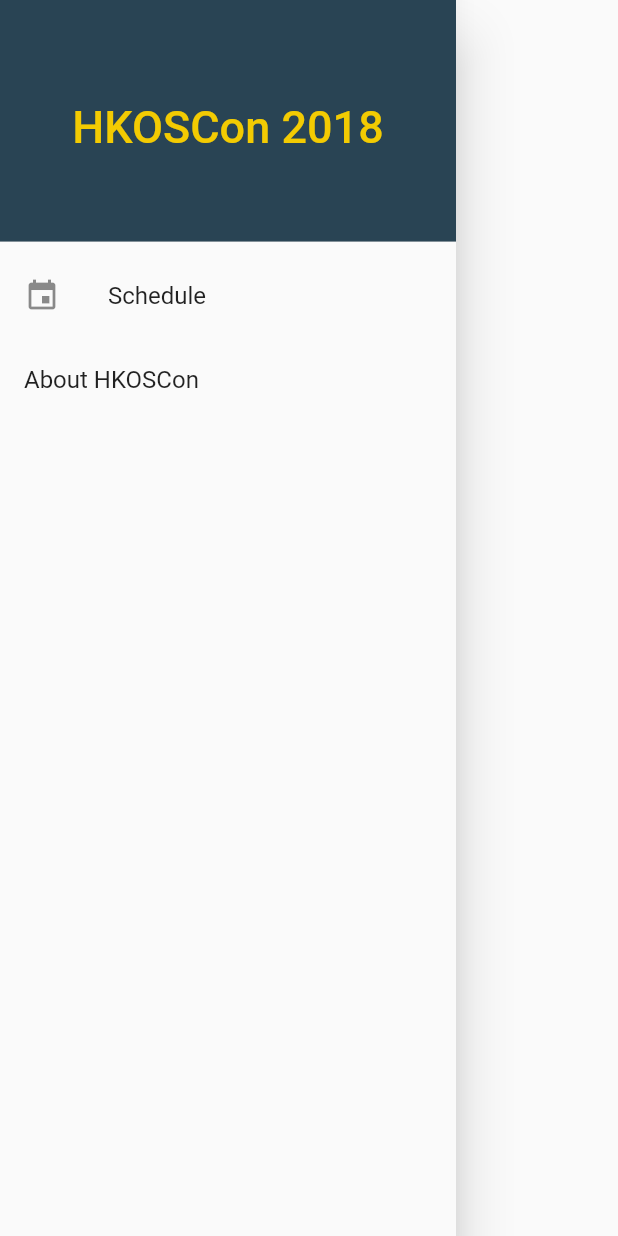
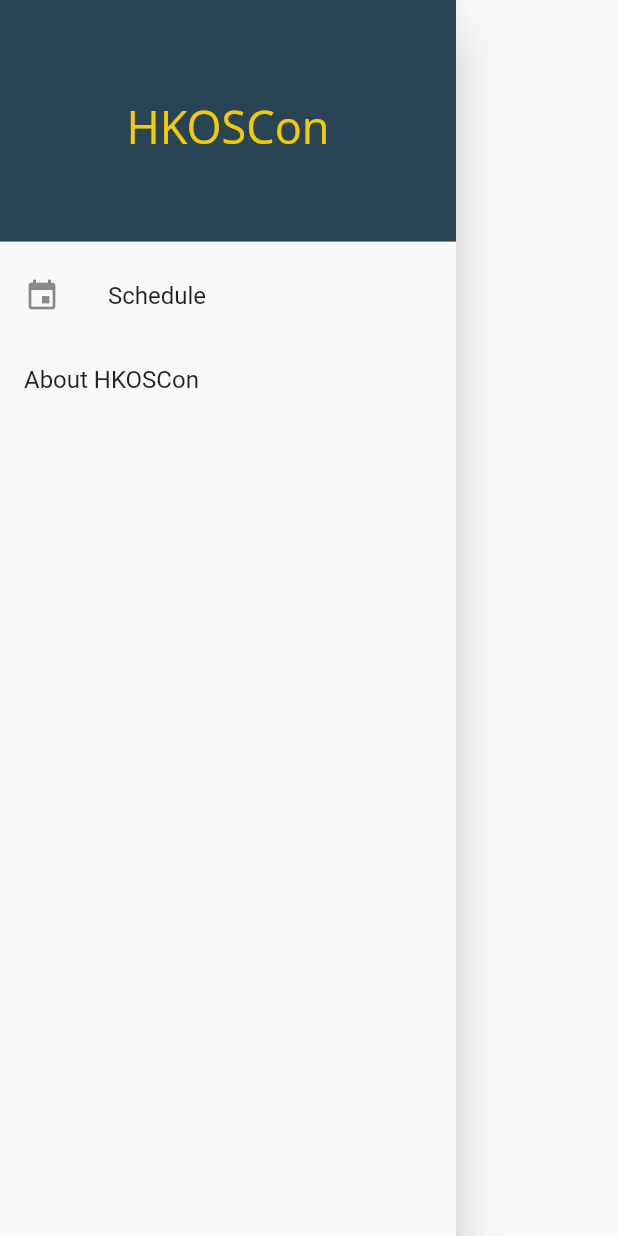
Before and after one commit to 404busters/hkoscon_client, a Flutter app: the AppDrawer widget shown alone on an empty page, opened directly, on a phone screen of 412 x 824 dp. Run offline on Flutter 3.47's test engine with Material 2 defaults, Android fonts, the phone set to English and light mode, and no system bars; our stand-ins replace firebase_analytics, firebase_remote_config, pub_semver; missing offline and left inert: firebase_performance; accounts and stored records are empty; network calls fail; statements that could not run were skipped.

Commit message:
Breakdown page, upgrade to 2018.3.2

```diff
--- a/lib/app/config.dart
+++ b/lib/app/config.dart
@@ -25,6 +25,10 @@ class ConfigState extends State<ConfigWrapper> {
     return context.ancestorStateOfType(const TypeMatcher<ConfigState>());
   }
 
+  static RemoteConfig remoteConfig(BuildContext context) {
+    return ConfigState.of(context).config;
+  }
+
   Future<bool> refresh() async {
     await this.config.fetch();
     return this.config.activateFetched();
--- a/lib/app/const.dart
+++ b/lib/app/const.dart
@@ -3,11 +3,10 @@ import 'package:flutter/material.dart';
 import 'package:pub_semver/pub_semver.dart';
 
 const String appDisplayTitle = 'HKOSCon';
-const String AppTitle = 'HKOSCon 2018';
 const supportedLocales = const <Locale>[const Locale('en', 'GB')];
 
-const String appVersion = '2018.3.1';
-final Version semVer = Version(2018, 3, 1);
+const String appVersion = '2018.3.2';
+final Version semVer = Version(2018, 3, 2);
 
 const Color PrimaryColor = const Color(0xFF294454);
 const Color SecondaryColor = const Color(0xFFF3CB02);
--- /dev/null
+++ b/lib/app/pages/landing/page.dart
@@ -0,0 +1,29 @@
+import 'package:flutter/material.dart';
+import '../../const.dart';
+import '../home/page.dart';
+
+class LandingPage extends StatelessWidget {
+  const LandingPage();
+
+  @override
+  Widget build(BuildContext context) {
+    return new MaterialApp(
+      supportedLocales: supportedLocales,
+      title: appDisplayTitle,
+      theme: appTheme,
+      home: new Scaffold(
+        appBar: new AppBar(
+          elevation: 4.0,
+          title: new Text(
+              'HKOSCon',
+              style: const TextStyle(
+                color: SecondaryColor,
+                fontFamily: 'Open Sans',
+              )
+          ),
+        ),
+        body: new HomePage(),
+      ),
+    );
+  }
+}
--- /dev/null
+++ b/lib/app/pages/update/page.dart
@@ -0,0 +1,46 @@
+import 'dart:io';
+import 'package:flutter/material.dart';
+import 'package:firebase_remote_config/firebase_remote_config.dart';
+import '../../const.dart';
+
+class UpdatePage extends StatelessWidget {
+  final RemoteConfig config;
+
+  const UpdatePage(this.config);
+
+  @override
+  Widget build(BuildContext context) {
+    return new MaterialApp(
+      supportedLocales: supportedLocales,
+      title: appDisplayTitle,
+      theme: appTheme,
+      home: new Scaffold(
+        appBar: new AppBar(
+          elevation: 4.0,
+          title: new Text(
+              'HKOSCon',
+              style: const TextStyle(
+                color: SecondaryColor,
+                fontFamily: 'Open Sans',
+              )
+          ),
+        ),
+        body: new AlertDialog(
+          title: const Text('Update Required'),
+          content: new Text(
+            'Please update your app to version ${config.getString('min_support_version')}',
+          ),
+          actions: <Widget>[
+            new FlatButton(
+                child: const Text(
+                  'OK',
+                  style: const TextStyle(color: PrimaryColor),
+                ),
+                onPressed: () { exit(0); }
+            ),
+          ],
+        ),
+      ),
+    );
+  }
+}
--- a/lib/app/widgets/drawer.dart
+++ b/lib/app/widgets/drawer.dart
@@ -1,6 +1,7 @@
 import 'package:flutter/material.dart';
-import '../const.dart' show PrimaryColor, SecondaryColor, AppTitle;
+import '../const.dart' show PrimaryColor, SecondaryColor;
 import 'about.dart' show AboutApp;
+import '../config.dart';
 
 class PageDrawer extends StatelessWidget {
   const PageDrawer();
@@ -22,18 +23,20 @@ class AppDrawer extends StatelessWidget {
   const AppDrawer(this.items);
 
   final List<DrawerItem> items;
-  Widget _buildHeader() {
+  Widget _buildHeader(BuildContext context) {
     const decoration = const BoxDecoration(
       color: PrimaryColor,
     );
 
-    const Text title = const Text(
-        AppTitle,
+    final config = ConfigState.remoteConfig(context);
+
+    final Text title = new Text(
+        config.getString('title_bar_text'),
         textAlign: TextAlign.center,
         style: const TextStyle(
           color: SecondaryColor,
           fontSize: 30.0,
-          fontFamily: 'Roboto',
+          fontFamily: 'Open Sans',
         )
     );
 
@@ -50,21 +53,11 @@ class AppDrawer extends StatelessWidget {
     );
   }
 
-  Iterable<Widget> _buildItems(BuildContext context) {
-    return this.items.map((item) => new ListTile(
-      leading: new Icon(item.icon),
-      title: new Text(item.title),
-      onTap: () {
-        Navigator.pushNamed(context, item.route);
-      },
-    ));
-  }
-
   @override
   Widget build(BuildContext context) {
-    var header = this._buildHeader();
+    final header = this._buildHeader(context);
     List<Widget> children = <Widget>[header];
-    children.addAll(this._buildItems(context));
+    children.addAll(this.items);
     children.add(new AboutApp());
 
     return new Drawer(
@@ -75,14 +68,25 @@ class AppDrawer extends StatelessWidget {
   }
 }
 
-class DrawerItem {
-  String title;
-  IconData icon;
-  String route;
+class DrawerItem extends StatelessWidget {
+  final String title;
+  final IconData icon;
+  final String route;
 
-  DrawerItem({
+  const DrawerItem({
     this.title,
     this.icon,
     this.route,
   });
+
+  @override
+  Widget build(BuildContext context) {
+    return new ListTile(
+      leading: new Icon(icon),
+      title: new Text(title),
+      onTap: () {
+        Navigator.pushNamed(context, route);
+      },
+    );
+  }
 }
```
Also changed, not shown: lib/app/app.dart (+7 -59 lines), lib/app/pages/schedule/detail.dart (+8 -3 lines), lib/app/pages/schedule/page.dart (+6 -2 lines), pubspec.lock, 2 other files.
